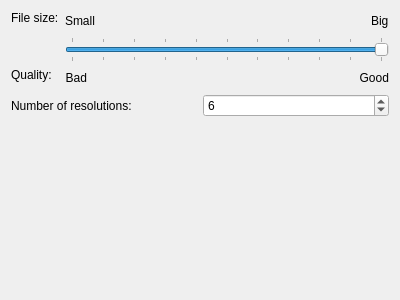
KDE/krita, file krita/plugins/formats/jp2/kis_wdg_options_jp2.ui: the form before one commit.
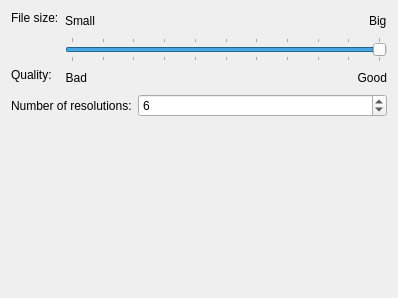
The form after the commit.

Commit message: Changed the UI which contains labels and textfields into QFormLayout to set alignment issues

Patch:
```diff
--- a/krita/plugins/formats/jp2/kis_wdg_options_jp2.ui
+++ b/krita/plugins/formats/jp2/kis_wdg_options_jp2.ui
@@ -6,14 +6,14 @@
    <rect>
     <x>0</x>
     <y>0</y>
-    <width>400</width>
-    <height>300</height>
+    <width>398</width>
+    <height>298</height>
    </rect>
   </property>
-  <layout class="QGridLayout" name="gridLayout">
-   <item row="0" column="0" colspan="2">
-    <layout class="QGridLayout">
-     <item row="0" column="0" rowspan="2">
+  <layout class="QVBoxLayout" name="verticalLayout">
+   <item>
+    <layout class="QFormLayout" name="formLayout">
+     <item row="0" column="0">
       <widget class="QLabel" name="textLabel1">
        <property name="text">
         <string>File size:</string>
@@ -27,7 +27,7 @@
       </widget>
      </item>
      <item row="0" column="1">
-      <layout class="QHBoxLayout" name="_2">
+      <layout class="QHBoxLayout" name="horizontalLayout">
        <item>
         <widget class="QLabel" name="textLabel3">
          <property name="text">
@@ -60,6 +60,19 @@
        </item>
       </layout>
      </item>
+     <item row="1" column="0">
+      <spacer name="horizontalSpacer">
+       <property name="orientation">
+        <enum>Qt::Horizontal</enum>
+       </property>
+       <property name="sizeHint" stdset="0">
+        <size>
+         <width>42</width>
+         <height>20</height>
+        </size>
+       </property>
+      </spacer>
+     </item>
      <item row="1" column="1">
       <layout class="QHBoxLayout" name="_3">
        <item>
@@ -109,7 +122,7 @@
       </widget>
      </item>
      <item row="2" column="1">
-      <layout class="QHBoxLayout" name="_4">
+      <layout class="QHBoxLayout" name="horizontalLayout_2">
        <item>
         <widget class="QLabel" name="textLabel4_2">
          <property name="text">
@@ -153,14 +166,16 @@
      </item>
     </layout>
    </item>
-   <item row="1" column="0">
+   <item>
+    <layout class="QFormLayout" name="formLayout_2">
+     <item row="0" column="0">
     <widget class="QLabel" name="label">
      <property name="text">
       <string>Number of resolutions:</string>
      </property>
     </widget>
    </item>
-   <item row="1" column="1">
+     <item row="0" column="1">
     <widget class="QSpinBox" name="numberResolutions">
      <property name="minimum">
       <number>1</number>
@@ -173,7 +188,9 @@
      </property>
     </widget>
    </item>
-   <item row="2" column="0">
+    </layout>
+   </item>
+   <item>
     <spacer name="verticalSpacer">
      <property name="orientation">
       <enum>Qt::Vertical</enum>
```
Lines whose indentation alone changed are shown as unchanged. The commit also changes 91 other files.
